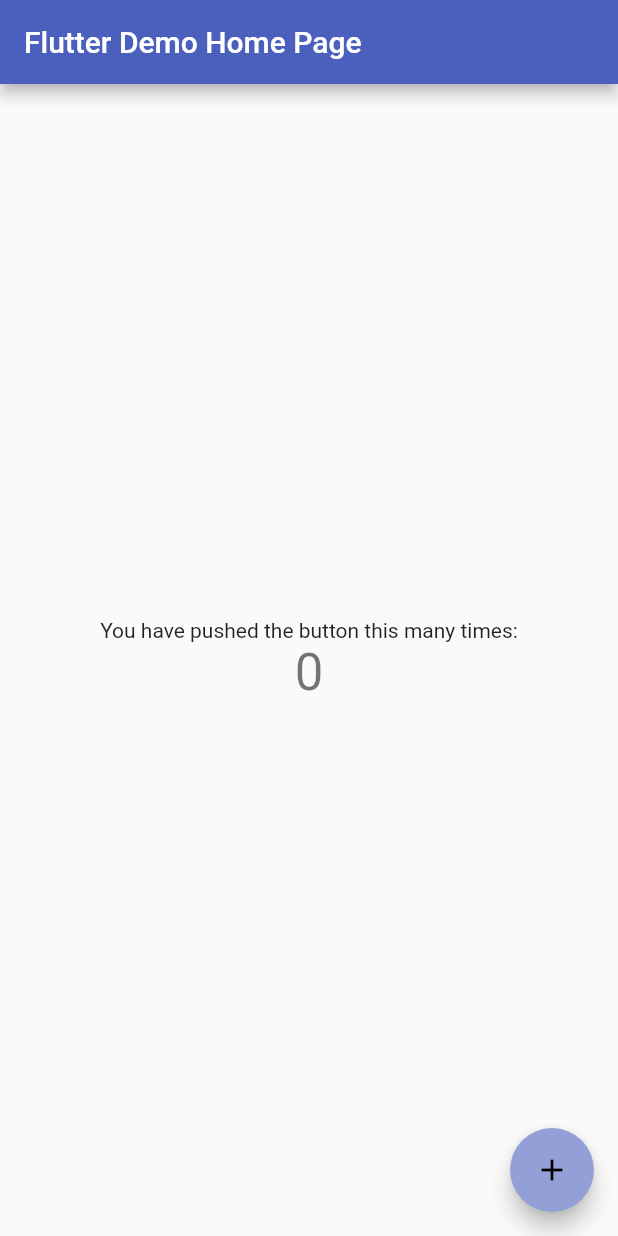
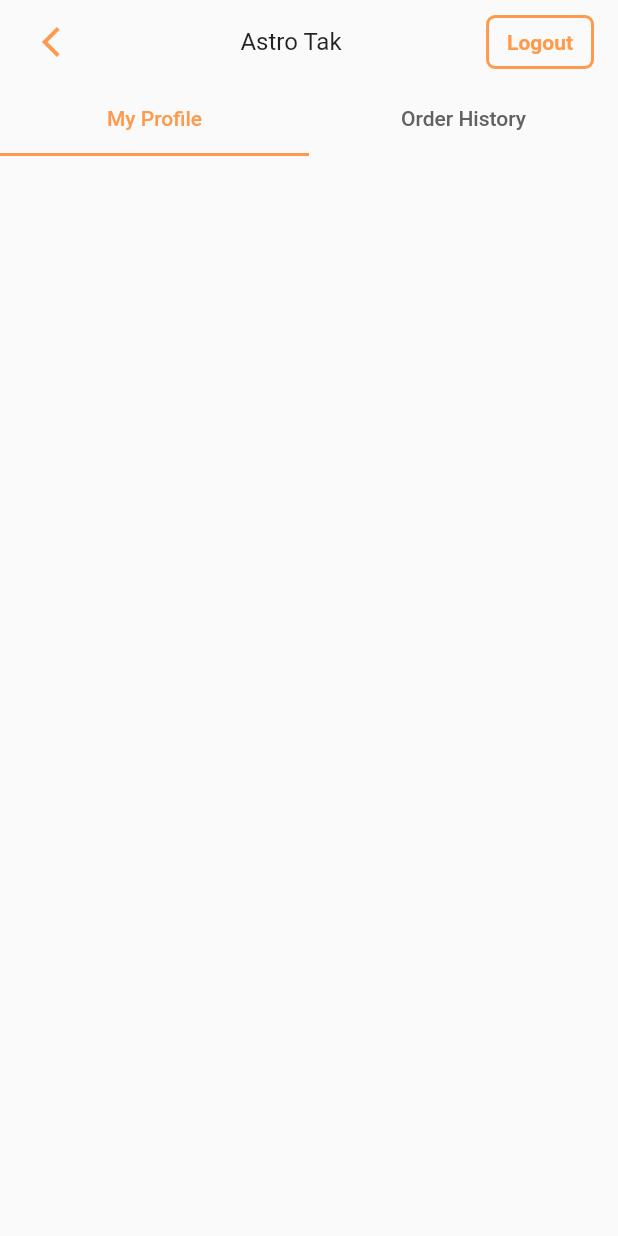
Before and after one commit to jonathanjohn47/astro_tak, a Flutter app: the screen it shows after launch, on a phone screen of 412 x 824 dp. Run offline on Flutter 3.47's test engine with Material 2 defaults, Android fonts, the phone set to English and light mode, and no system bars; our stand-ins replace get.

Commit message:
home page design

```diff
--- a/analysis_options.yaml
+++ b/analysis_options.yaml
@@ -22,6 +22,8 @@ linter:
   # `// ignore_for_file: name_of_lint` syntax on the line or in the file
   # producing the lint.
   rules:
+    prefer_const_constructors: false
+    prefer_const_literals_to_create_immutables: false
     # avoid_print: false  # Uncomment to disable the `avoid_print` rule
     # prefer_single_quotes: true  # Uncomment to enable the `prefer_single_quotes` rule
 
--- /dev/null
+++ b/lib/features/home/getxcontrollers/home_page_get_controller.dart
@@ -0,0 +1,5 @@
+import 'package:get/get.dart';
+
+class HomePageGetController extends GetxController{
+
+}
--- /dev/null
+++ b/lib/features/home/ui/activities/home_page.dart
@@ -0,0 +1,54 @@
+import 'package:astro_tak/core/app_colors.dart';
+import 'package:astro_tak/features/home/ui/fragments/my_profile.dart';
+import 'package:astro_tak/features/home/ui/fragments/order_history.dart';
+import 'package:astro_tak/widgets/alt_button.dart';
+import 'package:astro_tak/widgets/standard_app_bar.dart';
+import 'package:astro_tak/widgets/standard_icon.dart';
+import 'package:flutter/material.dart';
+import 'package:get/get.dart';
+
+class HomePage extends StatelessWidget {
+  const HomePage({Key? key}) : super(key: key);
+
+  @override
+  Widget build(BuildContext context) {
+    return DefaultTabController(
+        length: 2,
+        child: SafeArea(
+          child: Scaffold(
+            appBar: PreferredSize(
+              preferredSize: Size.fromHeight(kTextTabBarHeight),
+              child: StandardAppBar(
+                leading: StandardIconButton(
+                  icon: Icons.arrow_back_ios,
+                  onPressed: () {
+                    Get.back();
+                  },
+                ),
+                trailing: AltButton(
+                  text: 'Logout',
+                  onPressed: () {},
+                ),
+                bottom: TabBar(
+                  labelColor: AppColors.secondaryColor,
+                  unselectedLabelColor: Colors.grey.shade700,
+                  indicatorColor: AppColors.secondaryColor,
+                  tabs: [
+                    Tab(
+                      text: 'My Profile',
+                    ),
+                    Tab(
+                      text: 'Order History',
+                    ),
+                  ],
+                ),
+              ),
+            ),
+            body: TabBarView(children: [
+              MyProfile(),
+              OrderHistory(),
+            ]),
+          ),
+        ));
+  }
+}
--- /dev/null
+++ b/lib/features/home/ui/fragments/my_profile.dart
@@ -0,0 +1,10 @@
+import 'package:flutter/material.dart';
+
+class MyProfile extends StatelessWidget {
+  const MyProfile({Key? key}) : super(key: key);
+
+  @override
+  Widget build(BuildContext context) {
+    return Container();
+  }
+}
--- /dev/null
+++ b/lib/features/home/ui/fragments/order_history.dart
@@ -0,0 +1,10 @@
+import 'package:flutter/material.dart';
+
+class OrderHistory extends StatelessWidget {
+  const OrderHistory({Key? key}) : super(key: key);
+
+  @override
+  Widget build(BuildContext context) {
+    return Container();
+  }
+}
--- a/lib/main.dart
+++ b/lib/main.dart
@@ -1,4 +1,5 @@
 import 'package:astro_tak/core/app_colors.dart';
+import 'package:astro_tak/features/home/ui/activities/home_page.dart';
 import 'package:flutter/material.dart';
 
 void main() {
@@ -26,92 +27,7 @@ class MyApp extends StatelessWidget {
         primarySwatch: AppColors.primaryColor,
         secondaryHeaderColor: AppColors.secondaryColor,
       ),
-      home: const MyHomePage(title: 'Flutter Demo Home Page'),
+      home: const HomePage()
     );
   }
 }
-
-class MyHomePage extends StatefulWidget {
-  const MyHomePage({Key? key, required this.title}) : super(key: key);
-
-  // This widget is the home page of your application. It is stateful, meaning
-  // that it has a State object (defined below) that contains fields that affect
-  // how it looks.
-
-  // This class is the configuration for the state. It holds the values (in this
-  // case the title) provided by the parent (in this case the App widget) and
-  // used by the build method of the State. Fields in a Widget subclass are
-  // always marked "final".
-
-  final String title;
-
-  @override
-  State<MyHomePage> createState() => _MyHomePageState();
-}
-
-class _MyHomePageState extends State<MyHomePage> {
-  int _counter = 0;
-
-  void _incrementCounter() {
-    setState(() {
-      // This call to setState tells the Flutter framework that something has
-      // changed in this State, which causes it to rerun the build method below
-      // so that the display can reflect the updated values. If we changed
-      // _counter without calling setState(), then the build method would not be
-      // called again, and so nothing would appear to happen.
-      _counter++;
-    });
-  }
-
-  @override
-  Widget build(BuildContext context) {
-    // This method is rerun every time setState is called, for instance as done
-    // by the _incrementCounter method above.
-    //
-    // The Flutter framework has been optimized to make rerunning build methods
-    // fast, so that you can just rebuild anything that needs updating rather
-    // than having to individually change instances of widgets.
-    return Scaffold(
-      appBar: AppBar(
-        // Here we take the value from the MyHomePage object that was created by
-        // the App.build method, and use it to set our appbar title.
-        title: Text(widget.title),
-      ),
-      body: Center(
-        // Center is a layout widget. It takes a single child and positions it
-        // in the middle of the parent.
-        child: Column(
-          // Column is also a layout widget. It takes a list of children and
-          // arranges them vertically. By default, it sizes itself to fit its
-          // children horizontally, and tries to be as tall as its parent.
-          //
-          // Invoke "debug painting" (press "p" in the console, choose the
-          // "Toggle Debug Paint" action from the Flutter Inspector in Android
-          // Studio, or the "Toggle Debug Paint" command in Visual Studio Code)
-          // to see the wireframe for each widget.
-          //
-          // Column has various properties to control how it sizes itself and
-          // how it positions its children. Here we use mainAxisAlignment to
-          // center the children vertically; the main axis here is the vertical
-          // axis because Columns are vertical (the cross axis would be
-          // horizontal).
-          mainAxisAlignment: MainAxisAlignment.center,
-          children: <Widget>[
-            const Text(
-              'You have pushed the button this many times:',
-            ),
-            Text(
-              '$_counter',
-              style: Theme.of(context).textTheme.headline4,
-            ),
-          ],
-        ),
-      ),
-      floatingActionButton: FloatingActionButton(
-        onPressed: _incrementCounter,
-        tooltip: 'Increment',
-        child: const Icon(Icons.add),
-      ), // This trailing comma makes auto-formatting nicer for build methods.
-    );
-  }
-}
--- /dev/null
+++ b/lib/widgets/alt_button.dart
@@ -0,0 +1,38 @@
+import 'package:astro_tak/core/app_colors.dart';
+import 'package:flutter/material.dart';
+
+class AltButton extends StatelessWidget {
+  final String text;
+  final Function() onPressed;
+
+  const AltButton({Key? key, required this.text, required this.onPressed})
+      : super(key: key);
+
+  @override
+  Widget build(BuildContext context) {
+    return InkWell(
+      onTap: () {
+        onPressed();
+      },
+      child: Container(
+        decoration: BoxDecoration(
+          border: Border.all(
+            color: AppColors.secondaryColor,
+            width: 2,
+          ),
+          borderRadius: BorderRadius.circular(6),
+        ),
+        child: Padding(
+          padding: const EdgeInsets.symmetric(horizontal: 12.0, vertical: 8),
+          child: Text(
+            text,
+            style: TextStyle(
+              color: AppColors.secondaryColor,
+              fontWeight: FontWeight.bold,
+            ),
+          ),
+        ),
+      ),
+    );
+  }
+}
--- /dev/null
+++ b/lib/widgets/standard_app_bar.dart
@@ -0,0 +1,28 @@
+import 'package:flutter/material.dart';
+
+class StandardAppBar extends StatelessWidget {
+  final Widget? leading;
+  final Widget? trailing;
+  final Widget? bottom;
+
+  const StandardAppBar({Key? key, this.leading, this.trailing, this.bottom})
+      : super(key: key);
+
+  @override
+  Widget build(BuildContext context) {
+    return Wrap(
+      children: [
+        ListTile(
+          leading: leading,
+          title: Center(child: Text('Astro Tak')),
+          trailing: trailing,
+        ),
+        bottom ??
+            SizedBox(
+              width: 0,
+              height: 0,
+            ),
+      ],
+    );
+  }
+}
--- a/lib/widgets/standard_button.dart
+++ b/lib/widgets/standard_button.dart
@@ -19,11 +19,11 @@ class StandardButton extends StatelessWidget {
 
   @override
   Widget build(BuildContext context) {
-    return FloatingActionButton(
+    return FloatingActionButton.extended(
       onPressed: () {
         onPressed();
       },
-      child: Text(
+      label: Text(
         text,
         style: TextStyle(color: textColor ?? Colors.white),
       ),
--- /dev/null
+++ b/lib/widgets/standard_icon.dart
@@ -0,0 +1,22 @@
+import 'package:astro_tak/core/app_colors.dart';
+import 'package:flutter/material.dart';
+
+class StandardIconButton extends StatelessWidget {
+  final IconData icon;
+  final Color? color;
+  final double? size;
+  final Function()? onPressed;
+
+  const StandardIconButton(
+      {Key? key, required this.icon, this.color, this.size, this.onPressed})
+      : super(key: key);
+
+  @override
+  Widget build(BuildContext context) {
+    return IconButton(
+        onPressed: () {
+          if (onPressed != null) onPressed!();
+        },
+        icon: Icon(icon, color: color ?? AppColors.secondaryColor, size: size));
+  }
+}
--- a/pubspec.yaml
+++ b/pubspec.yaml
@@ -34,6 +34,7 @@ dependencies:
   # The following adds the Cupertino Icons font to your application.
   # Use with the CupertinoIcons class for iOS style icons.
   cupertino_icons: ^1.0.2
+  get: ^4.6.1
 
 dev_dependencies:
   flutter_test:
```
Also changed, not shown: pubspec.lock.
